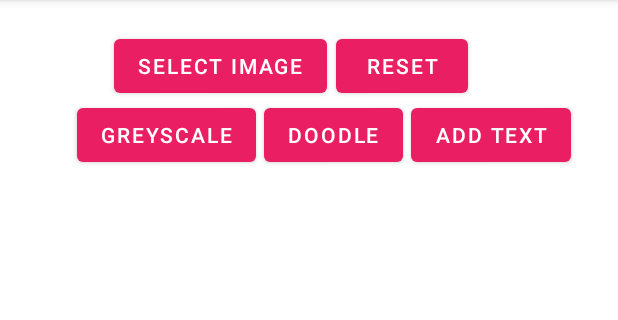
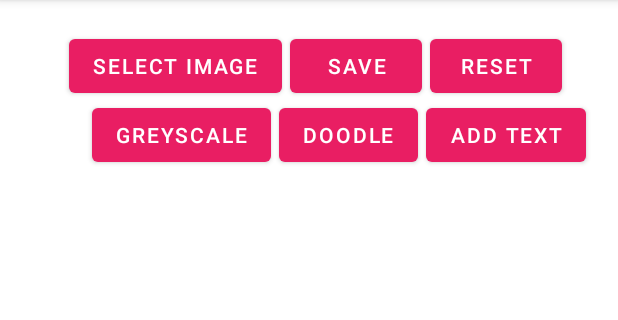
Before and after one commit to jaiakash/ImageEditor, an Android app: the screen it shows after launch (MainActivity), on a phone screen of 412 x 824 dp, the part 84-404 px from its top. Run offline under Robolectric (Android 15) with nearby library versions, the phone set to English and light mode, and no system bars; libraries missing offline, so code that uses them is left out: com.dsphotoeditor.sdk.

Commit message:
Added save button.

```diff
--- a/app/src/main/java/com/amostrone/akash/imageeditor/MainActivity.java
+++ b/app/src/main/java/com/amostrone/akash/imageeditor/MainActivity.java
@@ -231,5 +231,11 @@ public class MainActivity extends AppCompatActivity {
                 isdrawnoncanvas = true;
             }
         }
+        else{
+            Toast.makeText(getApplicationContext(), "Select the image first", Toast.LENGTH_SHORT).show();
+        }
+    }
+
+    public void toSave(View view) {
     }
 }
--- a/app/src/main/res/layout/activity_main.xml
+++ b/app/src/main/res/layout/activity_main.xml
@@ -15,27 +15,38 @@
         android:layout_width="wrap_content"
         android:layout_height="wrap_content"
         android:layout_centerHorizontal="true"
-        android:layout_marginStart="60dp"
+        android:layout_marginStart="30dp"
         android:layout_marginTop="4dp"
         android:text="Select image"
         app:layout_constraintStart_toStartOf="parent"
         app:layout_constraintTop_toTopOf="parent" />
 
     <Button
+        android:id="@+id/save_button"
+        android:layout_width="wrap_content"
+        android:layout_height="wrap_content"
+        android:layout_marginStart="5dp"
+        android:layout_marginTop="4dp"
+        android:text="Save"
+        android:onClick="toSave"
+        app:layout_constraintStart_toEndOf="@+id/bt_pick"
+        app:layout_constraintTop_toTopOf="parent"  />
+
+    <Button
         android:id="@+id/reset_button"
         android:layout_width="wrap_content"
         android:layout_height="wrap_content"
         android:layout_marginTop="4dp"
-        android:layout_marginEnd="84dp"
+        android:layout_marginStart="5dp"
         android:text="Reset"
-        app:layout_constraintEnd_toEndOf="parent"
+        app:layout_constraintStart_toEndOf="@+id/save_button"
         app:layout_constraintTop_toTopOf="parent" />
 
     <Button
         android:id="@+id/bt_greyscale"
         android:layout_width="wrap_content"
         android:layout_height="wrap_content"
-        android:layout_marginStart="35dp"
+        android:layout_marginStart="45dp"
         android:layout_marginTop="50dp"
         android:onClick="toGrayScale"
         android:text="Greyscale"
```
